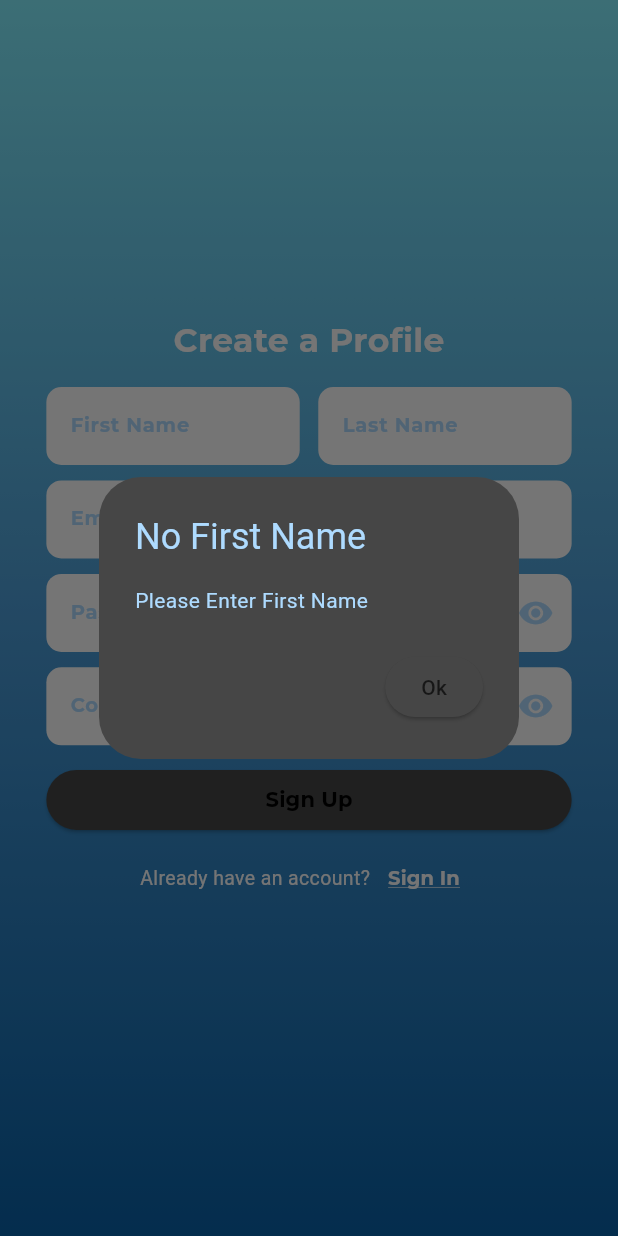
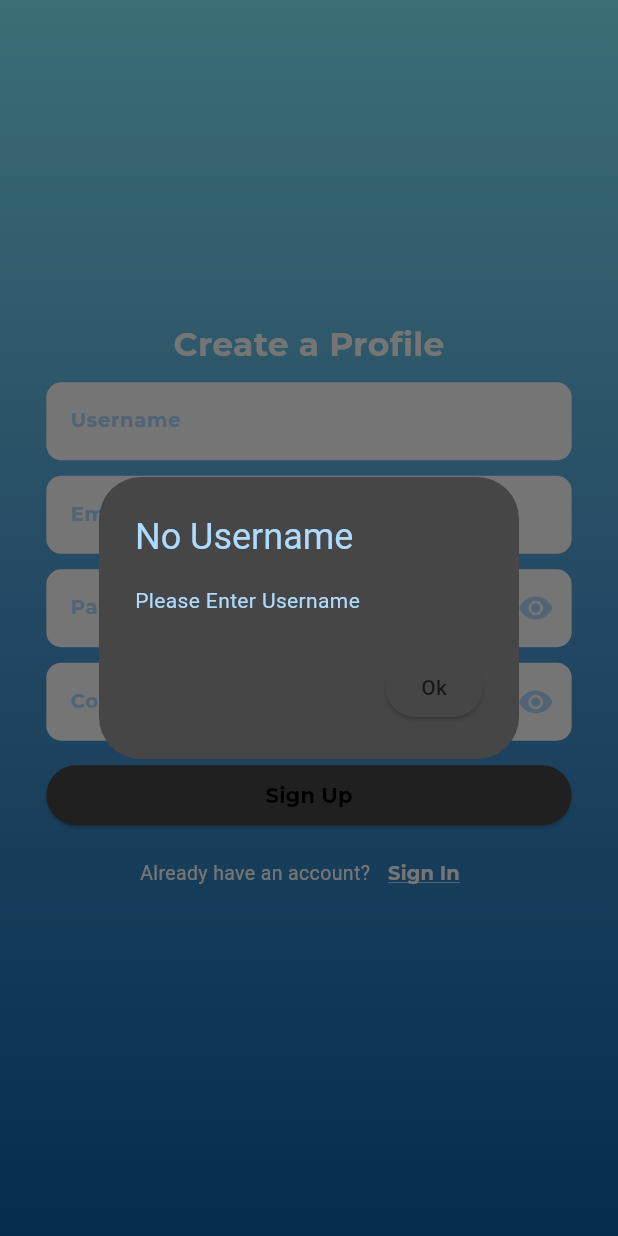
Before and after one commit to jamesfrancis2004/skillup, a Flutter app: the SignUpPage screen opened by its route, after a tap on "Sign Up", on a phone screen of 412 x 824 dp. Run offline on Flutter 3.47's test engine with Material 3 defaults, Android fonts, the phone set to English and light mode, and no system bars; our stand-ins replace cached_network_image, cloud_firestore, firebase_auth, firebase_core, firebase_database, go_router and 5 more; accounts and stored records are empty.

Commit message:
Made a change to the signup method

```diff
--- a/lib/Widgets/Authentication/signup.dart
+++ b/lib/Widgets/Authentication/signup.dart
@@ -38,16 +38,13 @@ flashErrorAlert(BuildContext context, String error, String errorMessage) {
 
 class SignUpController {
   static bool validSignUpInputs(
-      String firstName,
-      String lastName,
+      String username,
       String email,
       String password,
       String confirmPassword,
       BuildContext context) {
-    if (firstName == "") {
-      flashErrorAlert(context, "No First Name", "Please Enter First Name");
-    } else if (lastName == "") {
-      flashErrorAlert(context, "No Last Name", "Please Enter Last Name");
+    if (username == "") {
+      flashErrorAlert(context, "No Username", "Please Enter Username");
     } else if (email == "") {
       flashErrorAlert(context, "No Email Address", "Please Enter Your Email");
     } else {
@@ -72,8 +69,7 @@ class SignUpController {
 
 
 class _SignUpPageState extends State<SignUpPage> {
-  String firstName = "";
-  String lastName = "";
+  String username = "";
   String email = "";
   String password = "";
   String confirmPassword = "";
@@ -116,62 +112,26 @@ class _SignUpPageState extends State<SignUpPage> {
                           fontSize: 22.0
                       )
                   ),
-                  Padding (
-                      padding: EdgeInsets.only(top: MediaQuery.of(context).size.height / 50),
-                      child: Row(
-                          mainAxisAlignment: MainAxisAlignment.spaceBetween,
-                          children: [
-                            Expanded(
-                              child: TextField(
+                  SizedBox(
+                    height: MediaQuery.of(context).size.height / 80,
+                  ),
+                  TextField(
+                    onChanged: (text) {
+                      username = text;
+                    },
                     style: GoogleFonts.montserrat(
                       fontWeight: FontWeight.bold,
                       fontSize: 13.0,
                     ),
-                                  onChanged: (text) {
-                                    firstName = text;
-                                  },
                     decoration: InputDecoration(
-                                      hintText: "First Name",
+                      hintText: "Username",
                       filled: true,
                       fillColor: Colors.white,
                       border: OutlineInputBorder(
                         borderRadius: BorderRadius.circular(10.0),
                         borderSide: BorderSide.none,
-                                      )
-                                  )
                       ),
                     ),
-                            SizedBox(
-                              width: MediaQuery.of(context).size.width * 0.03,
-                            ),
-                            Expanded(
-                                child: TextField(
-                                    onChanged: (text) {
-                                      lastName = text;
-                                    },
-                                    decoration: InputDecoration(
-                                        hintText: "Last Name",
-                                        filled: true,
-                                        fillColor: Colors.white,
-                                        border: OutlineInputBorder(
-                                          borderRadius: BorderRadius.circular(10.0),
-                                          borderSide: BorderSide.none,
-                                        )
-                                    ),
-                                    style: GoogleFonts.montserrat(
-                                      fontWeight: FontWeight.bold,
-                                      fontSize: 13.0,
-                                    )
-                                )
-                            ),
-                            SizedBox(
-                              height: MediaQuery.of(context).size.height / 80,
-                            ),
-
-                          ],
-
-                      ),
-
                   ),
                   SizedBox(
                     height: MediaQuery.of(context).size.height / 80,
@@ -274,8 +234,7 @@ class _SignUpPageState extends State<SignUpPage> {
                   ElevatedButton(
                       onPressed: () async {
                         if (SignUpController.validSignUpInputs(
-                          firstName,
-                          lastName,
+                          username,
                           email,
                           password,
                           confirmPassword,
@@ -290,7 +249,7 @@ class _SignUpPageState extends State<SignUpPage> {
                             await FirebaseFirestore.instance.collection("users")
                                 .doc(userCredential.user?.uid).set(
                                 {
-                                  'name': firstName,
+                                  'name': username,
                                   'friends': [],
                                   'email': email,
                                 });
--- a/lib/router.dart
+++ b/lib/router.dart
@@ -75,7 +75,7 @@ final _rootNavigatorKey = GlobalKey<NavigatorState>();
 GoRouter buildRouter() {
   return GoRouter(
     navigatorKey: _rootNavigatorKey,
-    initialLocation: NavigationRoutes.community,
+    initialLocation: NavigationRoutes.login,
     routes: [
       // StatefulShellRoute to preserve page states between navigation
       StatefulShellRoute.indexedStack(
```
Lines whose indentation alone changed are shown as unchanged.
